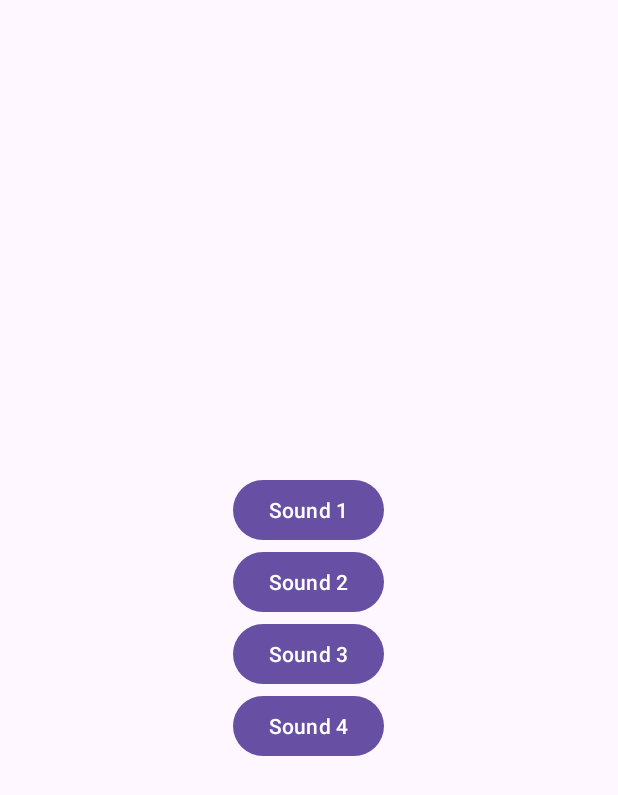
After one commit to linneascheet/AndroidApp, an Android app: the SecondActivity screen opened directly, with no data from a screen before it, on a phone screen of 412 x 824 dp. The commit adds this screen. Shown: the top 795 px of the screen. Run offline under Robolectric (Android 15) with nearby library versions, the phone set to English and light mode, and no system bars.

Commit message:
added second screen with buttons for sounds

```diff
--- a/app/src/main/AndroidManifest.xml
+++ b/app/src/main/AndroidManifest.xml
@@ -14,6 +14,7 @@
         tools:targetApi="31">
 
         <!-- MainActivity is now the launcher activity -->
+
         <activity
             android:name=".MainActivity"
             android:exported="true">
@@ -23,5 +24,7 @@
             </intent-filter>
         </activity>
 
+        <activity android:name=".SecondActivity" />
+
     </application>
 </manifest>
--- /dev/null
+++ b/app/src/main/java/com/example/myapplication/SecondActivity.java
@@ -0,0 +1,46 @@
+package com.example.myapplication;
+
+import android.media.MediaPlayer;
+import android.os.Bundle;
+import android.view.View;
+import android.widget.Button;
+import androidx.appcompat.app.AppCompatActivity;
+
+public class SecondActivity extends AppCompatActivity {
+
+    private Button btnVoice1, btnVoice2, btnVoice3, btnVoice4;
+    private MediaPlayer player;
+
+    @Override
+    protected void onCreate(Bundle savedInstanceState) {
+        super.onCreate(savedInstanceState);
+        setContentView(R.layout.activity_second);
+
+        // Initialize buttons
+        btnVoice1 = findViewById(R.id.Voice1);
+        btnVoice2 = findViewById(R.id.Voice2);
+        btnVoice3 = findViewById(R.id.Voice3);
+        btnVoice4 = findViewById(R.id.Voice4);
+
+        // Set up onClickListeners for each button
+        btnVoice1.setOnClickListener(v -> playAudio(R.raw.sound1));
+        btnVoice2.setOnClickListener(v -> playAudio(R.raw.sound1));
+        btnVoice3.setOnClickListener(v -> playAudio(R.raw.sound1));
+        btnVoice4.setOnClickListener(v -> playAudio(R.raw.sound1));
+    }
+
+    private void playAudio(int audioResId) {
+        if (player == null) {
+            player = MediaPlayer.create(SecondActivity.this, audioResId);
+        }
+        player.start();
+    }
+
+    @Override
+    protected void onDestroy() {
+        super.onDestroy();
+        if (player != null) {
+            player.release();
+        }
+    }
+}
--- /dev/null
+++ b/app/src/main/res/layout/activity_second.xml
@@ -0,0 +1,35 @@
+<?xml version="1.0" encoding="utf-8"?>
+<LinearLayout xmlns:android="http://schemas.android.com/apk/res/android"
+    android:layout_width="match_parent"
+    android:layout_height="match_parent"
+    android:orientation="vertical"
+    android:gravity="center">
+
+    <!-- Button 1 -->
+    <Button
+        android:id="@+id/Voice1"
+        android:layout_width="wrap_content"
+        android:layout_height="wrap_content"
+        android:text="Sound 1" />
+
+    <!-- Button 2 -->
+    <Button
+        android:id="@+id/Voice2"
+        android:layout_width="wrap_content"
+        android:layout_height="wrap_content"
+        android:text="Sound 2" />
+
+    <!-- Button 3 -->
+    <Button
+        android:id="@+id/Voice3"
+        android:layout_width="wrap_content"
+        android:layout_height="wrap_content"
+        android:text="Sound 3" />
+
+    <!-- Button 4 -->
+    <Button
+        android:id="@+id/Voice4"
+        android:layout_width="wrap_content"
+        android:layout_height="wrap_content"
+        android:text="Sound 4" />
+</LinearLayout>
```
Also changed, not shown: app/src/main/java/com/example/myapplication/MainActivity.java (+10 -13 lines), app/src/main/res/layout/activity_main.xml (+7 -58 lines), app/src/main/res/layout/activity_main2.xml (deleted, +0 -13 lines), 1 other file.
